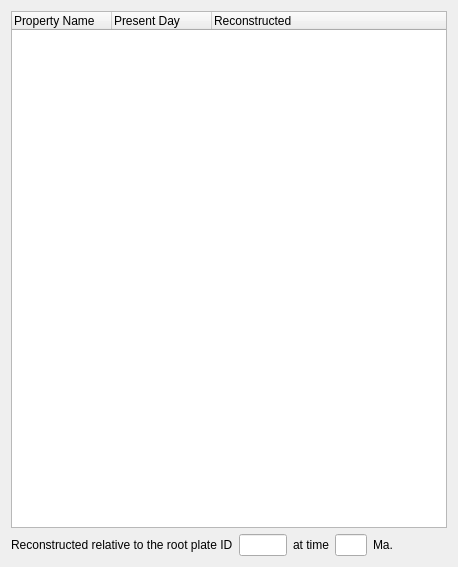
The window that src/qt-widgets/ViewFeatureGeometriesWidgetUi.ui (GPlates/GPlates) describes before a commit, drawn with Qt 5.
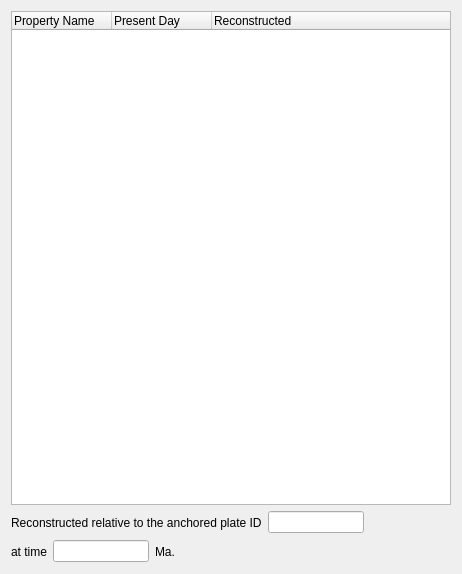
The same window after the commit.

What changed in the file:
```diff
--- a/src/qt-widgets/ViewFeatureGeometriesWidgetUi.ui
+++ b/src/qt-widgets/ViewFeatureGeometriesWidgetUi.ui
@@ -5,8 +5,8 @@
    <rect>
     <x>0</x>
     <y>0</y>
-    <width>458</width>
-    <height>567</height>
+    <width>462</width>
+    <height>574</height>
    </rect>
   </property>
   <property name="windowTitle" >
@@ -46,21 +46,21 @@
      <item>
       <widget class="QLabel" name="label_reconstruction_info" >
        <property name="text" >
-        <string>Reconstructed relative to the root plate ID</string>
+        <string>Reconstructed relative to the anchored plate ID</string>
        </property>
       </widget>
      </item>
      <item>
       <widget class="QLineEdit" name="lineedit_root_plateid" >
        <property name="sizePolicy" >
-        <sizepolicy vsizetype="Fixed" hsizetype="Fixed" >
+        <sizepolicy vsizetype="Fixed" hsizetype="Preferred" >
          <horstretch>0</horstretch>
          <verstretch>0</verstretch>
         </sizepolicy>
        </property>
        <property name="maximumSize" >
         <size>
-         <width>48</width>
+         <width>96</width>
          <height>16777215</height>
         </size>
        </property>
@@ -69,6 +69,23 @@
        </property>
       </widget>
      </item>
+     <item>
+      <spacer>
+       <property name="orientation" >
+        <enum>Qt::Horizontal</enum>
+       </property>
+       <property name="sizeHint" >
+        <size>
+         <width>16</width>
+         <height>23</height>
+        </size>
+       </property>
+      </spacer>
+     </item>
+    </layout>
+   </item>
+   <item>
+    <layout class="QHBoxLayout" >
      <item>
       <widget class="QLabel" name="label_reconstruction_info_2" >
        <property name="text" >
@@ -79,14 +96,14 @@
      <item>
       <widget class="QLineEdit" name="lineedit_reconstruction_time" >
        <property name="sizePolicy" >
-        <sizepolicy vsizetype="Fixed" hsizetype="Fixed" >
+        <sizepolicy vsizetype="Fixed" hsizetype="Preferred" >
          <horstretch>0</horstretch>
          <verstretch>0</verstretch>
         </sizepolicy>
        </property>
        <property name="maximumSize" >
         <size>
-         <width>32</width>
+         <width>96</width>
          <height>16777215</height>
         </size>
        </property>
@@ -109,8 +126,8 @@
        </property>
        <property name="sizeHint" >
         <size>
-         <width>40</width>
-         <height>20</height>
+         <width>16</width>
+         <height>23</height>
         </size>
        </property>
       </spacer>
```
